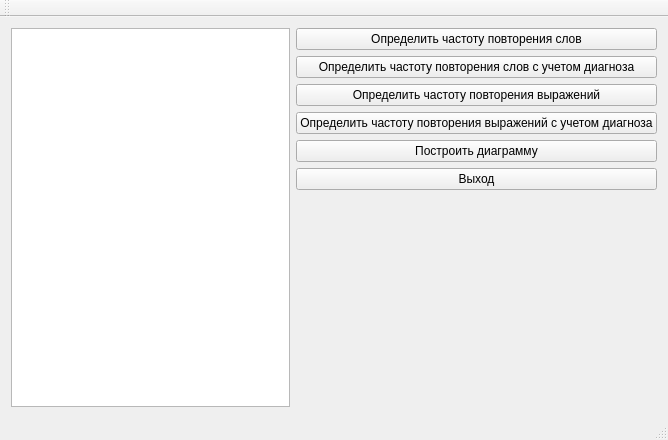
Qt form mainwindow.ui (Egor113/Diagnozes) before a commit.
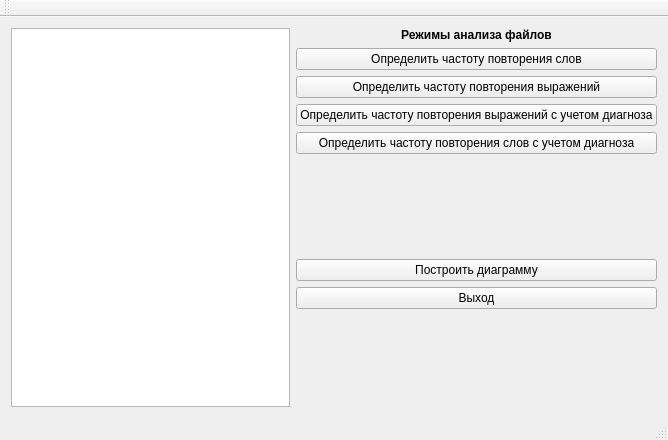
The same form after that commit.

Commit message: Объединил кнопки вызова режимов анализа файла в отдельный блок

What changed in the file:
```diff
--- a/mainwindow.ui
+++ b/mainwindow.ui
@@ -21,19 +21,30 @@
     <item>
      <layout class="QVBoxLayout" name="verticalLayout">
       <item>
+       <layout class="QVBoxLayout" name="verticalLayout_2">
+        <item>
+         <widget class="QLabel" name="label">
+          <property name="font">
+           <font>
+            <weight>75</weight>
+            <bold>true</bold>
+           </font>
+          </property>
+          <property name="text">
+           <string>Режимы анализа файлов</string>
+          </property>
+          <property name="alignment">
+           <set>Qt::AlignCenter</set>
+          </property>
+         </widget>
+        </item>
+        <item>
        <widget class="QPushButton" name="b_wordRate">
         <property name="text">
          <string>Определить частоту повторения слов</string>
         </property>
        </widget>
       </item>
-      <item>
-       <widget class="QPushButton" name="b_wordRateDs">
-        <property name="text">
-         <string>Определить частоту повторения слов с учетом диагноза</string>
-        </property>
-       </widget>
-      </item>
       <item>
        <widget class="QPushButton" name="b_expRate">
         <property name="text">
@@ -47,6 +58,28 @@
          <string>Определить частоту повторения выражений с учетом диагноза</string>
         </property>
        </widget>
+        </item>
+        <item>
+         <widget class="QPushButton" name="b_wordRateDs">
+          <property name="text">
+           <string>Определить частоту повторения слов с учетом диагноза</string>
+          </property>
+         </widget>
+        </item>
+       </layout>
+      </item>
+      <item>
+       <spacer name="verticalSpacer_2">
+        <property name="orientation">
+         <enum>Qt::Vertical</enum>
+        </property>
+        <property name="sizeHint" stdset="0">
+         <size>
+          <width>20</width>
+          <height>40</height>
+         </size>
+        </property>
+       </spacer>
       </item>
       <item>
        <widget class="QPushButton" name="b_Dia">
```
Lines whose indentation alone changed are shown as unchanged. The commit also changes 1 other file.
